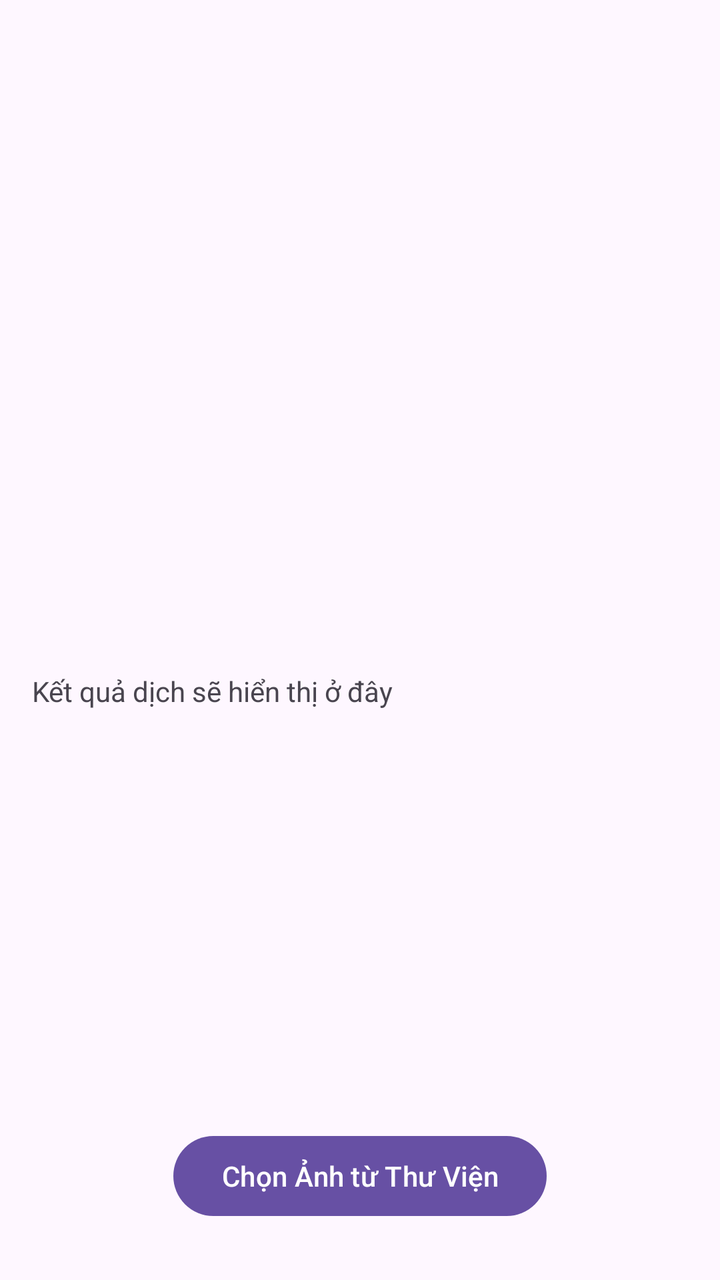
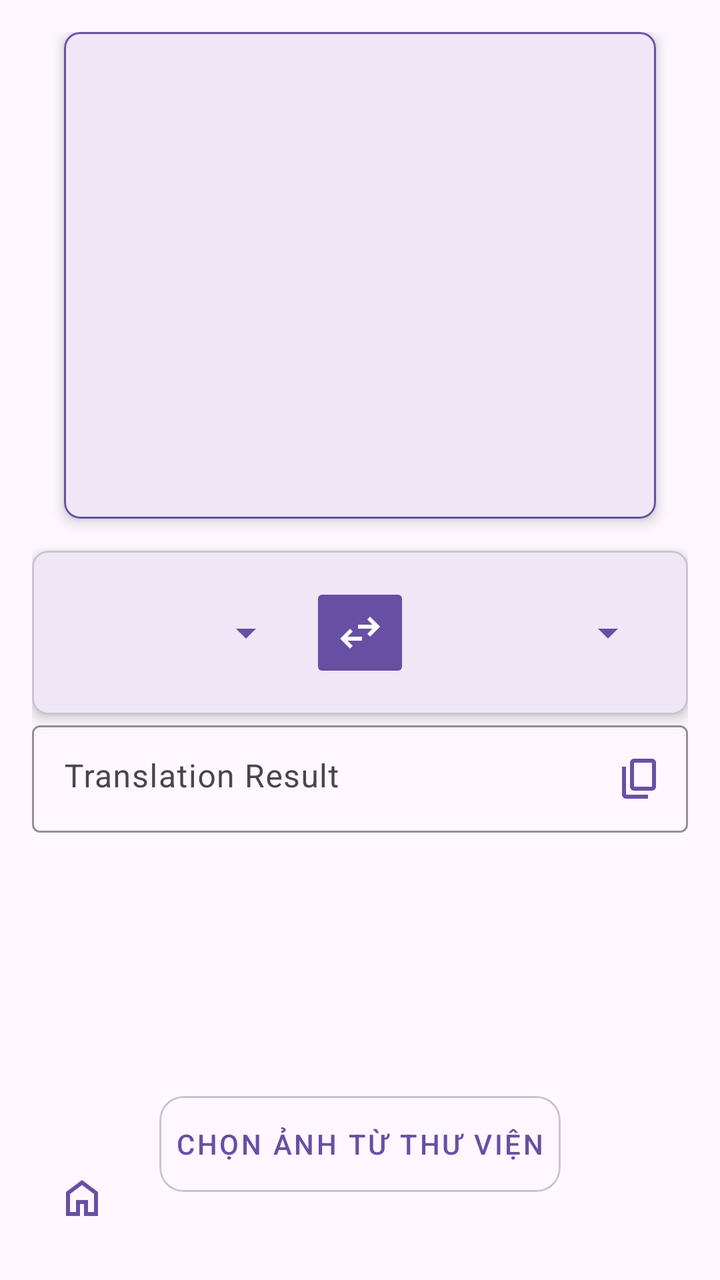

Two renders of the same Android screen: before a commit and after it. Below are the layout's source before the change and the commit's diff.
<!-- AndroidManifest.xml: application theme Theme.TranslationApp -->
<!-- res/layout/activity_gallery.xml -->
<?xml version="1.0" encoding="utf-8"?>
<androidx.constraintlayout.widget.ConstraintLayout xmlns:android="http://schemas.android.com/apk/res/android"
    xmlns:app="http://schemas.android.com/apk/res-auto"
    xmlns:tools="http://schemas.android.com/tools"
    android:id="@+id/main"
    android:layout_width="match_parent"
    android:layout_height="match_parent"
    tools:context=".GalleryActivity">

    

    

    <Button
        android:id="@+id/button_select_image"
        android:layout_width="wrap_content"
        android:layout_height="wrap_content"
        android:layout_marginBottom="28dp"

        android:text="Chọn Ảnh từ Thư Viện"
        app:layout_constraintBottom_toBottomOf="parent"
        app:layout_constraintEnd_toEndOf="parent"
        app:layout_constraintStart_toStartOf="parent" />

    <ImageView
        android:id="@+id/image_preview"
        android:layout_width="0dp"
        android:layout_height="0dp"
        android:layout_marginStart="22dp"
        android:layout_marginEnd="22dp"
        android:adjustViewBounds="true"
        android:scaleType="fitCenter"
        app:layout_constraintBottom_toTopOf="@+id/translationResult"
        app:layout_constraintEnd_toEndOf="parent"
        app:layout_constraintHeight_percent="0.5"
        app:layout_constraintStart_toStartOf="parent"
        app:layout_constraintTop_toTopOf="parent" /> 

    










    <ScrollView
        android:id="@+id/scrollView"
        android:layout_width="0dp"
        android:layout_height="0dp"
        app:layout_constraintTop_toBottomOf="@id/image_preview"
        app:layout_constraintStart_toStartOf="parent"
        app:layout_constraintEnd_toEndOf="parent"
        app:layout_constraintBottom_toTopOf="@+id/button_select_image"
        android:fillViewport="true">

        
        <TextView
            android:id="@+id/translationResult"
            android:layout_width="match_parent"
            android:layout_height="wrap_content"
            android:text="Kết quả dịch sẽ hiển thị ở đây"
            android:padding="16dp"/>

    </ScrollView>

</androidx.constraintlayout.widget.ConstraintLayout>
<!-- resources referenced by this layout -->
<resources>
  <style name="Theme.TranslationApp" parent="Base.Theme.TranslationApp" />
  <style name="Base.Theme.TranslationApp" parent="Theme.Material3.DayNight.NoActionBar">
          
          
      </style>
</resources>

<!-- the commit's change to res/layout/activity_gallery.xml (unified diff, before → after) -->
@@ -5,66 +5,149 @@
     android:id="@+id/main"
     android:layout_width="match_parent"
     android:layout_height="match_parent"
+    android:padding="16dp"
     tools:context=".GalleryActivity">
-
-    
-
-    
-
-    <Button
-        android:id="@+id/button_select_image"
+    <com.google.android.material.card.MaterialCardView
+        android:id="@+id/card_select_image"
         android:layout_width="wrap_content"
         android:layout_height="wrap_content"
-        android:layout_marginBottom="28dp"
-
-        android:text="Chọn Ảnh từ Thư Viện"
         app:layout_constraintBottom_toBottomOf="parent"
         app:layout_constraintEnd_toEndOf="parent"
-        app:layout_constraintStart_toStartOf="parent" />
+        app:layout_constraintStart_toStartOf="parent"
+        android:layout_marginBottom="28dp"
+        >
+        <com.google.android.material.button.MaterialButton
+            android:id="@+id/button_select_image"
+            android:layout_width="wrap_content"
+            android:layout_height="wrap_content"
+            android:text="Chọn Ảnh từ Thư Viện"
+            style="@style/Widget.MaterialComponents.Button.TextButton" />
+    </com.google.android.material.card.MaterialCardView>
 
-    <ImageView
-        android:id="@+id/image_preview"
+
+    <com.google.android.material.card.MaterialCardView
+        android:id="@+id/card_image_preview"
         android:layout_width="0dp"
         android:layout_height="0dp"
-        android:layout_marginStart="22dp"
-        android:layout_marginEnd="22dp"
-        android:adjustViewBounds="true"
-        android:scaleType="fitCenter"
-        app:layout_constraintBottom_toTopOf="@+id/translationResult"
+        android:layout_marginStart="16dp"
+        android:layout_marginEnd="16dp"
+        app:cardCornerRadius="8dp"
+        app:cardElevation="4dp"
         app:layout_constraintEnd_toEndOf="parent"
-        app:layout_constraintHeight_percent="0.5"
+        app:layout_constraintHeight_percent="0.4"
         app:layout_constraintStart_toStartOf="parent"
-        app:layout_constraintTop_toTopOf="parent" /> 
+        app:layout_constraintTop_toTopOf="parent"
+        app:layout_constraintBottom_toTopOf="@id/language_card"
+        app:strokeColor="?attr/colorPrimary"
+        app:strokeWidth="1dp">
 
-    
+        <ImageView
+            android:id="@+id/image_preview"
+            android:layout_width="match_parent"
+            android:layout_height="match_parent"
+            android:adjustViewBounds="true"
+            android:contentDescription="Preview of selected image"
+            android:scaleType="fitCenter" />
 
+    </com.google.android.material.card.MaterialCardView>
 
+    <com.google.android.material.card.MaterialCardView
+        android:id="@+id/language_card"
+        android:layout_width="match_parent"
+        android:layout_height="wrap_content"
+        app:cardCornerRadius="8dp"
+        app:cardElevation="4dp"
+        android:layout_marginTop="16dp"
+        app:layout_constraintTop_toBottomOf="@id/card_image_preview"
+        app:layout_constraintStart_toStartOf="parent"
+        app:layout_constraintEnd_toEndOf="parent">
 
+        <LinearLayout
+            android:id="@+id/linearLayout2"
+            android:layout_width="match_parent"
+            android:layout_height="wrap_content"
+            android:orientation="horizontal"
+            android:gravity="center"
+            android:padding="16dp">
 
+            
+            <Spinner
+                android:id="@+id/source_language_spinner"
+                android:layout_width="0dp"
+                android:layout_height="wrap_content"
+                android:layout_weight="1"
+                android:padding="8dp"
+                android:layout_marginEnd="8dp"
+                android:backgroundTint="?attr/colorPrimary" />
 
+            
+            <ImageButton
+                android:id="@+id/button_swap_languages"
+                android:layout_width="50dp"
+                android:layout_height="50dp"
+                android:backgroundTint="?attr/colorPrimary"
+                android:src="@drawable/ic_swap"
+                android:contentDescription="Swap Languages"
+                app:tint="@color/white" />
 
-
-
+            
+            <Spinner
+                android:id="@+id/target_language_spinner"
+                android:layout_width="0dp"
+                android:layout_height="wrap_content"
+                android:layout_weight="1"
+                android:padding="8dp"
+                android:layout_marginStart="8dp"
+                android:backgroundTint="?attr/colorPrimary" />
+        </LinearLayout>
+    </com.google.android.material.card.MaterialCardView>
 
 
     <ScrollView
         android:id="@+id/scrollView"
         android:layout_width="0dp"
         android:layout_height="0dp"
-        app:layout_constraintTop_toBottomOf="@id/image_preview"
         app:layout_constraintStart_toStartOf="parent"
         app:layout_constraintEnd_toEndOf="parent"
-        app:layout_constraintBottom_toTopOf="@+id/button_select_image"
+        app:layout_constraintTop_toBottomOf="@+id/language_card"
+        app:layout_constraintBottom_toTopOf="@+id/card_select_image"
         android:fillViewport="true">
 
-        
-        <TextView
-            android:id="@+id/translationResult"
+        <com.google.android.material.textfield.TextInputLayout
+            android:id="@+id/textInputLayout_translationResult"
             android:layout_width="match_parent"
             android:layout_height="wrap_content"
-            android:text="Kết quả dịch sẽ hiển thị ở đây"
-            android:padding="16dp"/>
+            android:hint="Translation Result"
+            app:boxStrokeColor="@color/design_default_color_primary"
+            app:boxStrokeWidth="1dp"
+            app:endIconDrawable="@drawable/ic_copy"
+            app:endIconTint="?attr/colorPrimary"
+            app:endIconContentDescription="Copy Input Text"
+            app:endIconMode="custom">
+
+            <com.google.android.material.textfield.TextInputEditText
+                android:id="@+id/translationResult"
+                android:layout_width="match_parent"
+                android:layout_height="wrap_content"
+                android:padding="16dp"
+                android:inputType="textMultiLine"
+                android:gravity="top"
+                android:focusable="false"
+                android:scrollbars="vertical"
+                android:overScrollMode="ifContentScrolls" />
+
+        </com.google.android.material.textfield.TextInputLayout>
 
     </ScrollView>
+    <ImageButton
+        android:id="@+id/button_home"
+        android:layout_width="50dp"
+        android:layout_height="50dp"
+        android:background="?attr/selectableItemBackgroundBorderless"
+        android:contentDescription="Upload Image"
+        android:src="@drawable/ic_home"
+        app:layout_constraintBottom_toBottomOf="parent"
+        app:layout_constraintStart_toStartOf="parent"
+        app:tint="?attr/colorPrimary" />
 
 </androidx.constraintlayout.widget.ConstraintLayout>
<!-- resource entries referenced after the edit -->
@@ -1,5 +1,36 @@
 <!-- resources referenced by this layout -->
 <resources>
+  <color name="white">#FFFFFFFF</color>
+  <!-- drawable ic_copy (drawable) -->
+  <vector xmlns:android="http://schemas.android.com/apk/res/android"
+      android:width="24dp"
+      android:height="24dp"
+      android:viewportWidth="960"
+      android:viewportHeight="960">
+    <path
+        android:pathData="M360,720q-33,0 -56.5,-23.5T280,640v-480q0,-33 23.5,-56.5T360,80h360q33,0 56.5,23.5T800,160v480q0,33 -23.5,56.5T720,720L360,720ZM360,640h360v-480L360,160v480ZM200,880q-33,0 -56.5,-23.5T120,800v-560h80v560h440v80L200,880ZM360,640v-480,480Z"
+        android:fillColor="#373737"/>
+  </vector>
+  <!-- drawable ic_home (drawable) -->
+  <vector xmlns:android="http://schemas.android.com/apk/res/android"
+      android:width="24dp"
+      android:height="24dp"
+      android:viewportWidth="960"
+      android:viewportHeight="960">
+    <path
+        android:pathData="M240,760h120v-240h240v240h120v-360L480,220 240,400v360ZM160,840v-480l320,-240 320,240v480L520,840v-240h-80v240L160,840ZM480,490Z"
+        android:fillColor="#e8eaed"/>
+  </vector>
+  <!-- drawable ic_swap (drawable) -->
+  <vector xmlns:android="http://schemas.android.com/apk/res/android"
+      android:width="24dp"
+      android:height="24dp"
+      android:viewportWidth="960"
+      android:viewportHeight="960">
+    <path
+        android:pathData="M280,800 L80,600l200,-200 56,57 -103,103h287v80L233,640l103,103 -56,57ZM680,560 L624,503 727,400L440,400v-80h287L624,217l56,-57 200,200 -200,200Z"
+        android:fillColor="#e8eaed"/>
+  </vector>
   <style name="Theme.TranslationApp" parent="Base.Theme.TranslationApp" />
   <style name="Base.Theme.TranslationApp" parent="Theme.Material3.DayNight.NoActionBar">
           
